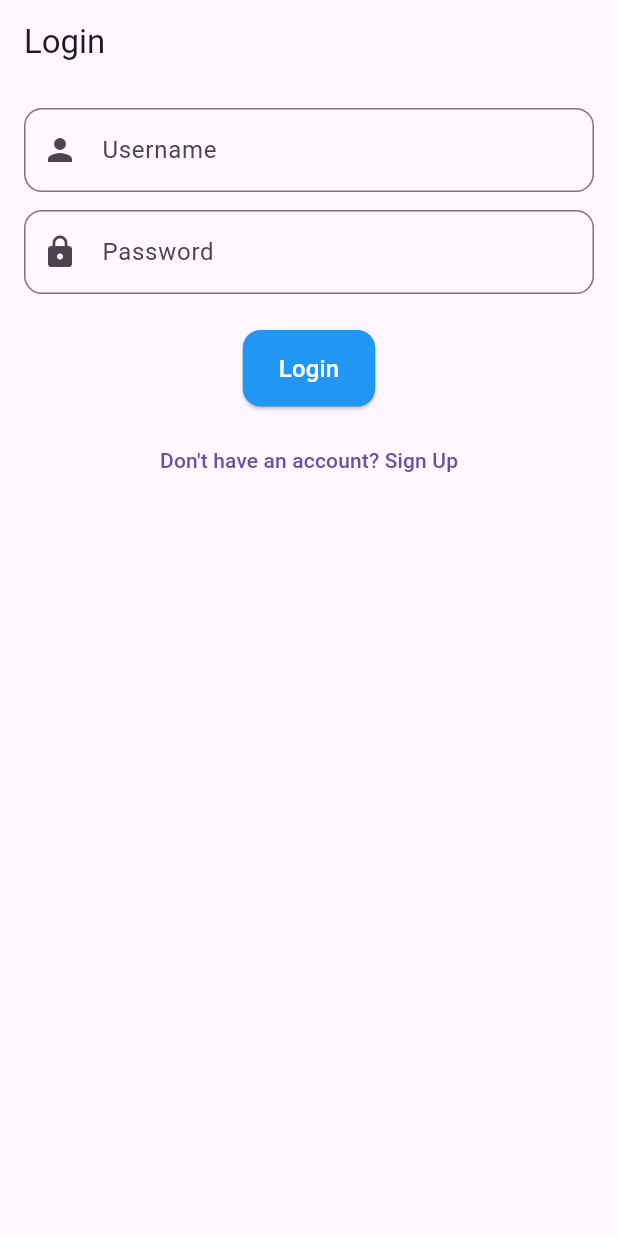
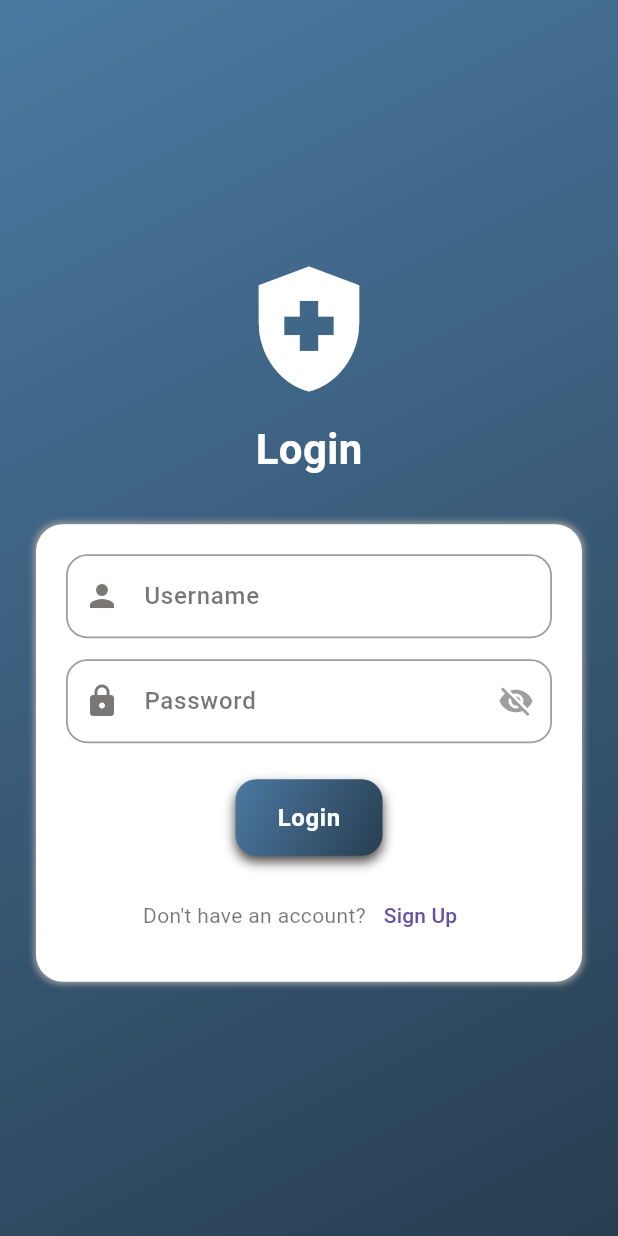
Before and after one commit to lone-wolffie/HealthLink-App-with-Dart, a Flutter app: the screen it shows after launch, on a phone screen of 412 x 824 dp. Run offline on Flutter 3.47's test engine with Material 3 defaults, Android fonts, the light colour scheme and no system bars; our stand-ins replace image_picker, shared_preferences.

Commit message:
Modify UI for login screen

```diff
--- a/HealthLink_App_Frontend/lib/screens/login.dart
+++ b/HealthLink_App_Frontend/lib/screens/login.dart
@@ -3,6 +3,7 @@ import 'package:shared_preferences/shared_preferences.dart';
 import '../services/api_service.dart';
 import '../widgets/styled_reusable_button.dart';
 import '../widgets/text_input_field.dart';
+import '../widgets/loading_indicator.dart';
 import 'signup.dart';
 
 class Login extends StatefulWidget {
@@ -26,7 +27,9 @@ class _LoginState extends State<Login> {
 
     if (username.isEmpty || password.isEmpty) {
       ScaffoldMessenger.of(context).showSnackBar(
-        const SnackBar(content: Text('Enter username and password')),
+        const SnackBar(
+          content: Text('Enter your username and password')
+        ),
       );
       return;
     }
@@ -41,26 +44,30 @@ class _LoginState extends State<Login> {
         final int userId = user['id'];
 
         SharedPreferences prefs = await SharedPreferences.getInstance();
-        await prefs.setInt("userId", userId);
+        await prefs.setInt('userId', userId);
 
         if (!mounted) return;
 
-        // ✅ Redirect to Home and REMOVE Login screen from stack
+        // redirect to home screen
         Navigator.pushNamedAndRemoveUntil(
           context,
-          "/home",
+          '/home',
           (route) => false,
           arguments: userId,
         );
       } else {
         if (!mounted) return;
         ScaffoldMessenger.of(context).showSnackBar(
-          SnackBar(content: Text(response['message'] ?? 'Login failed')),
+          SnackBar(
+            content: Text(response['message'] ?? 'Login failed')
+          ),
         );
       }
-    } catch (e) {
+    } catch (error) {
       ScaffoldMessenger.of(context).showSnackBar(
-        SnackBar(content: Text("Error: $e")),
+        SnackBar(
+          content: Text('Error: $error'),
+        ),
       );
     } finally {
       if (mounted) setState(() => _isLoading = false);
@@ -70,9 +77,52 @@ class _LoginState extends State<Login> {
   @override
   Widget build(BuildContext context) {
     return Scaffold(
-      appBar: AppBar(title: const Text('Login')),
-      body: Padding(
-        padding: const EdgeInsets.all(16),
+      body: Container(
+        decoration: const BoxDecoration(
+          gradient: LinearGradient(
+            colors: [
+              Color(0xFF4B79A1),
+              Color(0xFF283E51)
+            ],
+            begin: Alignment.topLeft,
+            end: Alignment.bottomRight,
+          ),
+        ),
+        child: Center(
+          child: SingleChildScrollView(
+            padding: const EdgeInsets.symmetric(horizontal: 24),
+            child: Column(
+              children: [
+                const Icon(
+                  Icons.health_and_safety,
+                  size: 100,
+                  color: Colors.white
+                ),
+                const SizedBox(height: 10),
+                const Text(
+                  'Login',
+                  style: TextStyle(
+                    color: Colors.white,
+                    fontSize: 28,
+                    fontWeight: FontWeight.bold
+                  ),
+                ),
+                const SizedBox(height: 30),
+
+                // Login form
+                Container(
+                  padding: const EdgeInsets.all(20),
+                  decoration: BoxDecoration(
+                    color: Colors.white,
+                    borderRadius: BorderRadius.circular(18),
+                    boxShadow: [
+                      BoxShadow(
+                        blurRadius: 3,
+                        spreadRadius: 1,
+                        color: Colors.grey,
+                      )
+                    ],
+                  ),
                   child: Column(
                     children: [
                       TextInputField(
@@ -80,38 +130,47 @@ class _LoginState extends State<Login> {
                         label: 'Username',
                         icon: Icons.person,
                       ),
-
-            const SizedBox(height: 12),
-
+                      const SizedBox(height: 14),
                       TextInputField(
                         textController: passwordController,
                         label: 'Password',
                         icon: Icons.lock,
                         hideText: true,
                       ),
-
                       const SizedBox(height: 24),
 
                       _isLoading
-                ? const CircularProgressIndicator()
+                        ? const LoadingIndicator()
                         : StyledReusableButton(
                             text: 'Login',
                             onClick: _login,
-                    color: Colors.blue,
                           ),
 
-            const SizedBox(height: 12),
-
+                      const SizedBox(height: 16),
+                      Row(
+                        mainAxisAlignment: MainAxisAlignment.center,
+                        children: [
+                          const Text(
+                            "Don't have an account?",
+                            style: TextStyle(color: Colors.black54)
+                          ),
                           TextButton(
                             onPressed: () {
                               Navigator.push(
                                 context,
-                  MaterialPageRoute(builder: (context) => const Signup()),
+                                MaterialPageRoute(builder: (_) => const Signup()),
                               );
                             },
-              child: const Text("Don't have an account? Sign Up"),
+                            child: const Text('Sign Up'),
+                          )
+                        ],
                       ),
                     ],
+                  ),
+                ),
+              ],
+            ),
+          ),
         ),
       ),
     );
--- a/HealthLink_App_Frontend/lib/widgets/loading_indicator.dart
+++ b/HealthLink_App_Frontend/lib/widgets/loading_indicator.dart
@@ -7,7 +7,6 @@ class LoadingIndicator extends StatelessWidget {
   const LoadingIndicator({
     super.key,
     this.message,
-
   });
 
   @override
@@ -16,7 +15,7 @@ class LoadingIndicator extends StatelessWidget {
       child: Column(
         mainAxisAlignment: MainAxisAlignment.center,
         children: [
-          const CircularProgressIndicator(), // shows spinner during loading
+          const CircularProgressIndicator(),
           if (message != null) ... [
             const SizedBox(height: 12),
             Text(
--- a/HealthLink_App_Frontend/lib/widgets/styled_reusable_button.dart
+++ b/HealthLink_App_Frontend/lib/widgets/styled_reusable_button.dart
@@ -1,41 +1,60 @@
-import 'package:flutter/material.dart'; // material design package
+import 'package:flutter/material.dart';
 
-class StyledReusableButton extends StatelessWidget { // appearance doesn’t change
-  final String text; // what button displays
-  final void Function() onClick; // button clicked function
-  final Color color;
+class StyledReusableButton extends StatelessWidget {
+  final String text;
+  final void Function() onClick;
+  final Color? color;
+  final bool useGradient;
 
-  // constructor
   const StyledReusableButton({
     super.key,
     required this.text,
     required this.onClick,
-    this.color = Colors.blue,
+    this.color,
+    this.useGradient = true,
   });
 
   @override
   Widget build(BuildContext context) {
-    return ElevatedButton( // base material button widget
-      style: ElevatedButton.styleFrom(
-        backgroundColor: color, // blue
-        shape: RoundedRectangleBorder(
-          borderRadius: BorderRadius.circular(12), // 12px
-        ),
+    return InkWell(
+      borderRadius: BorderRadius.circular(14),
+      onTap: onClick,
+      child: Container(
         padding: const EdgeInsets.symmetric(
           vertical: 14,
-          horizontal: 24
+          horizontal: 28,
         ),
+        decoration: BoxDecoration(
+          borderRadius: BorderRadius.circular(14),
+          gradient: useGradient
+              ? const LinearGradient(
+                  colors: [
+                    Color(0xFF4B79A1),
+                    Color(0xFF283E51),
+                  ],
+                  begin: Alignment.topLeft,
+                  end: Alignment.bottomRight,
+                )
+              : null,
+          color: useGradient ? null : (color ?? Colors.blue),
+          boxShadow: [
+            BoxShadow(
+              color: const Color.fromARGB(255, 79, 76, 76),
+              blurRadius: 6,
+              offset: const Offset(0, 4),
             ),
-      onPressed: onClick,
-      child: Text( // what appears inside the button
+          ],
+        ),
+        child: Text(
           text,
           style: const TextStyle(
             fontSize: 16,
+            fontWeight: FontWeight.w600,
             color: Colors.white,
+            letterSpacing: 0.4,
           ),
         ),
-
+      ),
     );
-
   }
 }
--- a/HealthLink_App_Frontend/lib/widgets/text_input_field.dart
+++ b/HealthLink_App_Frontend/lib/widgets/text_input_field.dart
@@ -1,6 +1,6 @@
 import 'package:flutter/material.dart';
 
-class TextInputField extends StatelessWidget {
+class TextInputField extends StatefulWidget {
   final TextEditingController textController;
   final String label;
   final IconData icon;
@@ -15,15 +15,64 @@ class TextInputField extends StatelessWidget {
   });
 
   @override
+  State<TextInputField> createState() => _TextInputFieldState();
+}
+
+class _TextInputFieldState extends State<TextInputField> {
+  bool showPassword = false;
+
+  @override
   Widget build(BuildContext context) {
     return TextField(
-      controller: textController,
-      obscureText: hideText,
+      controller: widget.textController,
+      obscureText: widget.hideText ? !showPassword : false,
+      style: const TextStyle(fontSize: 16),
       decoration: InputDecoration(
-        prefixIcon: Icon(icon),
-        labelText: label,
-        border: OutlineInputBorder(
-          borderRadius: BorderRadius.circular(12),
+        prefixIcon: Icon(
+          widget.icon,
+          color: const Color.fromARGB(255, 121, 118, 118)
+        ),
+        labelText: widget.label,
+        labelStyle: const TextStyle(
+          color: Colors.black54,
+          fontWeight: FontWeight.w500,
+        ),
+
+        // toggle the password
+        suffixIcon: widget.hideText
+         ? IconButton(
+            icon: Icon(
+              showPassword ? Icons.visibility : Icons.visibility_off,
+              color: Colors.grey,
+            ),
+            onPressed: () {
+              setState(() => showPassword = !showPassword);
+            },
+          )
+          : null,
+
+        filled: true,
+        fillColor: Colors.white,
+
+        enabledBorder: OutlineInputBorder(
+          borderRadius: BorderRadius.circular(14),
+          borderSide: const BorderSide(
+            color: Colors.grey,
+            width: 1.2,
+          ),
+        ),
+
+        focusedBorder: OutlineInputBorder(
+          borderRadius: BorderRadius.circular(14),
+          borderSide: const BorderSide(
+            color: Color(0xFF4B79A1),
+            width: 2,
+          ),
+        ),
+
+        contentPadding: const EdgeInsets.symmetric(
+          vertical: 16,
+          horizontal: 16
         ),
       ),
     );
```
Lines whose indentation alone changed are shown as unchanged.
